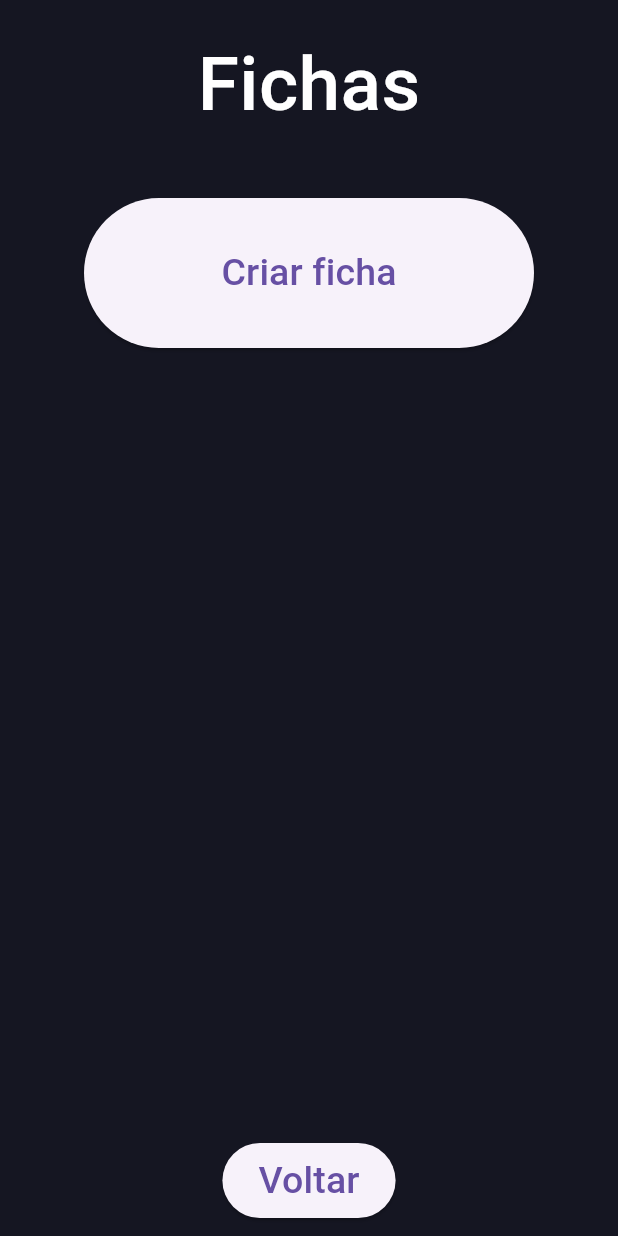
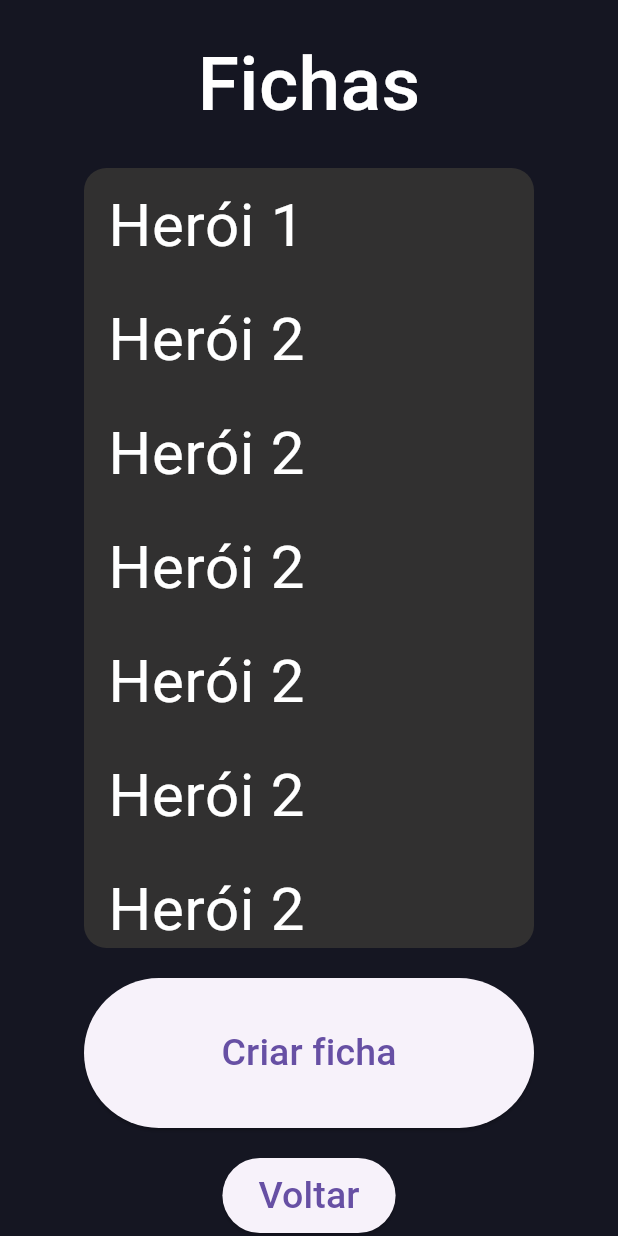
Before and after one commit to Quarteto-fandardigo/RMTools, a Flutter app: the TelaFicha screen opened directly, on a phone screen of 412 x 824 dp. Run offline on Flutter 3.47's test engine with Material 3 defaults, Android fonts, the phone set to English and light mode, and no system bars.

Commit message:
adicionei a listview na tela das fichas

```diff
--- a/lib/pages/tela_ficha.dart
+++ b/lib/pages/tela_ficha.dart
@@ -1,67 +1,102 @@
 import 'package:flutter/material.dart';
 import 'package:rmtools/pages/tela_principal.dart';
 
-class TelaFicha extends StatelessWidget{
+
+class TelaFicha extends StatefulWidget {
   const TelaFicha({super.key});
 
   @override
-  Widget build(BuildContext context){
+  State<TelaFicha> createState() => _TelaFichaState();
+}
+
+
+class _TelaFichaState extends State<TelaFicha> {
+  List<String> fichas = ["Herói 1", "Herói 2", "Herói 2", "Herói 2", "Herói 2", "Herói 2", "Herói 2", "Herói 2", "Herói 2", "Herói 2", "Herói 2", "Herói 2"];
+
+  @override
+  Widget build(BuildContext context) {
     return Scaffold(
       backgroundColor: const Color.fromARGB(255, 21, 22, 34),
-      body: Align(
-        alignment: Alignment.topCenter,
+      body: Center(
         child: Padding(
           padding: const EdgeInsets.only(top: 20),
           child: Column(
-            mainAxisSize: MainAxisSize.min,
+            crossAxisAlignment: CrossAxisAlignment.center,
             children: [
-              //***Titulo***
-              Text("Fichas",
+
+
+              //***Título***
+              Text(
+                "Fichas",
                 style: TextStyle(
                   color: Colors.white,
                   fontSize: 50,
                   fontWeight: FontWeight.w500,
                 ),
               ),
+              const SizedBox(height: 20),
 
 
-              //***espaçamento***
-              const SizedBox(height: 40),
+
+              //***Lista scrollável***
+              Container(
+                  width: 300,
+                  height: 520,
+                  decoration: BoxDecoration(
+                    color: const Color.fromARGB(255, 49, 48, 48),
+                    borderRadius: BorderRadius.circular                                                             (15),
+                  ),
+                  child: ListView.builder(
+                    itemCount: fichas.length,
+                    itemBuilder: (context, index) {
+                      return ListTile(
+                        title: Text(
+                          fichas[index],
+                          style: TextStyle(
+                            fontSize: 40,
+                            color: Colors.white
+                          ),
+                        ),
+                      );
+                    },
+                  ),
+                ),
 
 
-              //***Botao CRIAR FICHA***
+
+              //***Espaçamento***
+              const SizedBox(height: 20),
+
+
+
+              //***Botão Criar ficha***
               ElevatedButton(
-
-                //tamanho botao
                 style: ElevatedButton.styleFrom(
-                  minimumSize: const Size(300, 100)
+                  minimumSize: const Size(300, 100),
                 ),
-
-                //funcao botao
-                onPressed: () {},
-
-                //texto botao
+                onPressed: () {
+                  setState(() {
+                    fichas.add("Herói ${fichas.length + 1}");
+                  });
+                },
                 child: const Text(
                   "Criar ficha",
-                  style: TextStyle(
-                    fontSize: 25,
-                  ),
+                  style: TextStyle(fontSize: 25),
                 ),
               ),
 
 
-              //***espaçamento***
-              const SizedBox(height: 530),
 
-              //***Botao Voltar
+              //***Espaçamento***
+              const SizedBox(height: 20),
+
+
+
+              //***Botão Voltar***
               ElevatedButton(
-
-                //tamanho botao
                 style: ElevatedButton.styleFrom(
-                  minimumSize: const Size(100, 50)
+                  minimumSize: const Size(100, 50),
                 ),
-
-                //funcao botao
                 onPressed: () {
                   Navigator.push(
                     context,
@@ -70,15 +105,14 @@ class TelaFicha extends StatelessWidget{
                     ),
                   );
                 },
-
-                //texto botao
                 child: const Text(
                   "Voltar",
-                  style: TextStyle(
-                    fontSize: 25,
-                  ),
+                  style: TextStyle(fontSize: 25),
                 ),
               ),
+
+
+
             ],
           ),
         )
```
